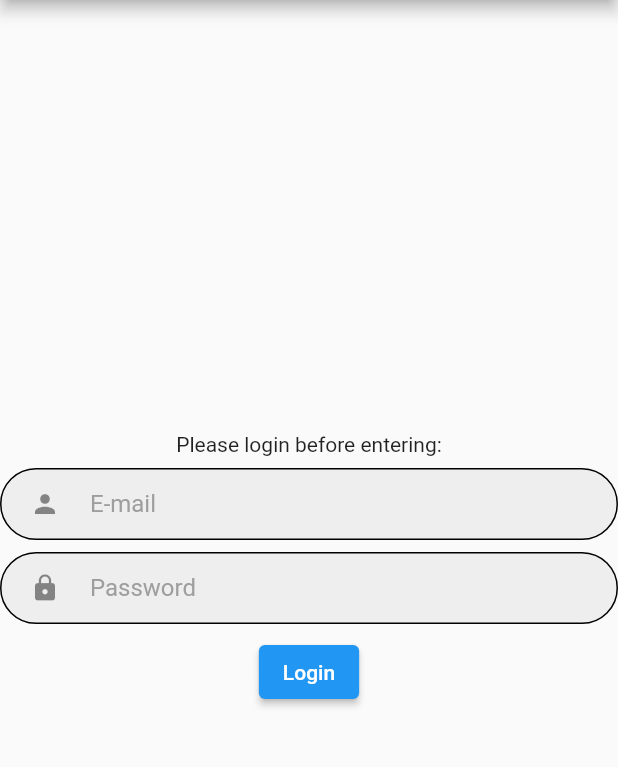
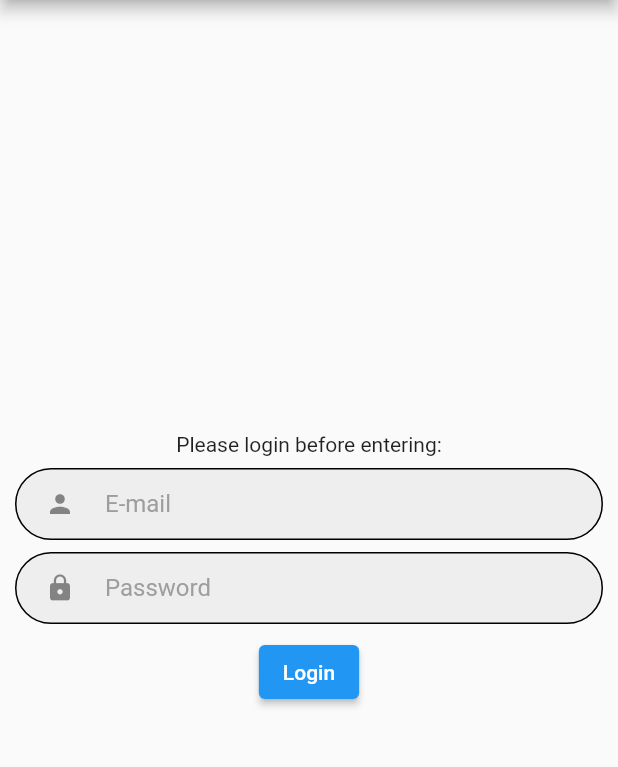
Before and after one commit to fuadreza/simple_sample, a Flutter app: the screen it shows after launch, on a phone screen of 412 x 824 dp, the part 84-851 px from its top. Run offline on Flutter 3.47's test engine with Material 2 defaults, Android fonts, the phone set to English and light mode, and no system bars; our stand-ins replace dio, equatable, get, hive; accounts and stored records are empty.

Commit message:
add margin login view

```diff
--- a/lib/feature/main/presentation/modules/login/login_view.dart
+++ b/lib/feature/main/presentation/modules/login/login_view.dart
@@ -1,6 +1,5 @@
 
 import 'package:flutter/material.dart';
-import 'package:flutter/widgets.dart';
 import 'package:get/get.dart';
 import 'package:simple_sample/feature/main/domain/entities/login/state/login_state.dart';
 import 'package:simple_sample/feature/main/presentation/modules/login/login_controller.dart';
@@ -14,8 +13,8 @@ class LoginView extends GetView<LoginController> {
   final String? title;
   final GlobalKey<FormState> formKey = GlobalKey();
 
-  TextEditingController _emailController = TextEditingController();
-  TextEditingController _passwordController = TextEditingController();
+  final TextEditingController _emailController = TextEditingController();
+  final TextEditingController _passwordController = TextEditingController();
 
   @override
   Widget build(BuildContext context) {
@@ -36,7 +35,9 @@ class LoginView extends GetView<LoginController> {
               SizedBox(
                 height: 8,
               ),
-              TextFormField(
+              Container(
+                margin: EdgeInsets.symmetric(horizontal: 10),
+                child: TextFormField(
                   controller: _emailController,
                   validator: (value) {
                     return (value == null || value.isEmpty)
@@ -45,10 +46,13 @@ class LoginView extends GetView<LoginController> {
                   },
                   decoration: inputDecoration('E-mail', Icons.person),
                 ),
+              ),
               SizedBox(
                 height: 8,
               ),
-              TextFormField(
+              Container(
+                margin: EdgeInsets.symmetric(horizontal: 10),
+                child: TextFormField(
                   validator: (value) {
                     return (value == null || value.isEmpty)
                         ? 'Please Enter Password'
@@ -56,6 +60,7 @@ class LoginView extends GetView<LoginController> {
                   },
                   controller: _passwordController,
                   decoration: inputDecoration('Password', Icons.lock),
+                ),
               ),
               SizedBox(
                 height: 8,
```
Lines whose indentation alone changed are shown as unchanged.
